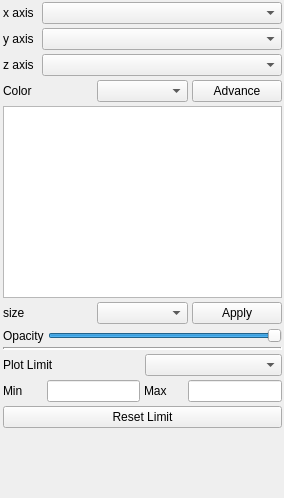
First picture: the form in glue_vispy_viewers/scatter/options_widget.ui, repository glue-viz/glue-vispy-viewers, before the edit.
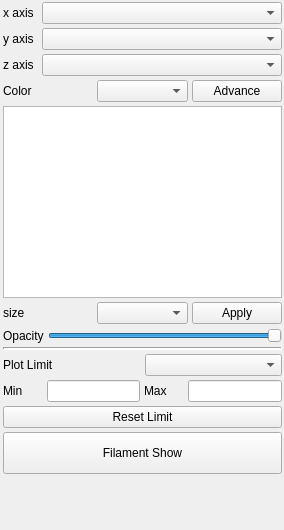
Second picture: the form after the edit.

Commit message: before radians correction

```diff
--- a/glue_vispy_viewers/scatter/options_widget.ui
+++ b/glue_vispy_viewers/scatter/options_widget.ui
@@ -7,7 +7,7 @@
     <x>0</x>
     <y>0</y>
     <width>284</width>
-    <height>498</height>
+    <height>530</height>
    </rect>
   </property>
   <property name="sizePolicy">
@@ -352,6 +352,19 @@
         </property>
        </widget>
       </item>
+      <item>
+       <widget class="QPushButton" name="filaButton">
+        <property name="sizePolicy">
+         <sizepolicy hsizetype="Minimum" vsizetype="Expanding">
+          <horstretch>0</horstretch>
+          <verstretch>0</verstretch>
+         </sizepolicy>
+        </property>
+        <property name="text">
+         <string>Filament Show</string>
+        </property>
+       </widget>
+      </item>
       <item>
        <spacer name="verticalSpacer">
         <property name="orientation">
```
The commit also changes 2 other files.
